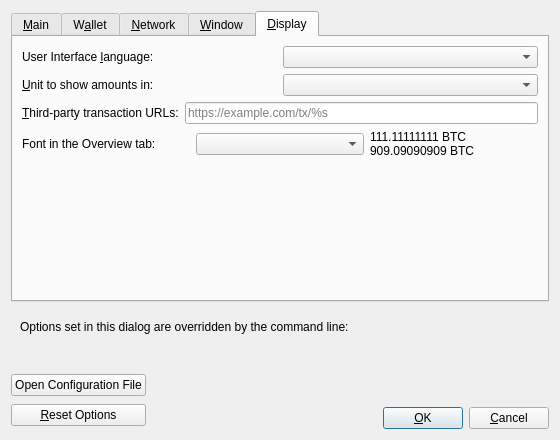
l0rinc/bitcoin, file src/qt/forms/optionsdialog.ui: the form before one commit.
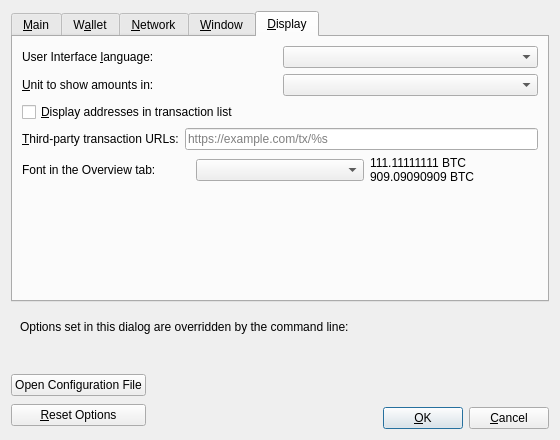
The form after the commit. The open tabs and pages were chosen to show the change. Custom widgets are drawn as their Qt base class.

Commit message:
Restore ability to display addresses in GUI
This reverts commit bdba2dd000f030b1dce3d2bc6caef84929438679.

Diff of the .ui file:
```diff
--- a/src/qt/forms/optionsdialog.ui
+++ b/src/qt/forms/optionsdialog.ui
@@ -734,6 +734,16 @@
          </item>
         </layout>
        </item>
+       <item>
+        <widget class="QCheckBox" name="displayAddresses">
+         <property name="toolTip">
+          <string>Whether to show Bitcoin addresses in the transaction list or not.</string>
+         </property>
+         <property name="text">
+          <string>&amp;Display addresses in transaction list</string>
+         </property>
+        </widget>
+       </item>
        <item>
         <layout class="QHBoxLayout" name="horizontalLayout_3_Display">
          <item>
```
The commit also changes 4 other files.
